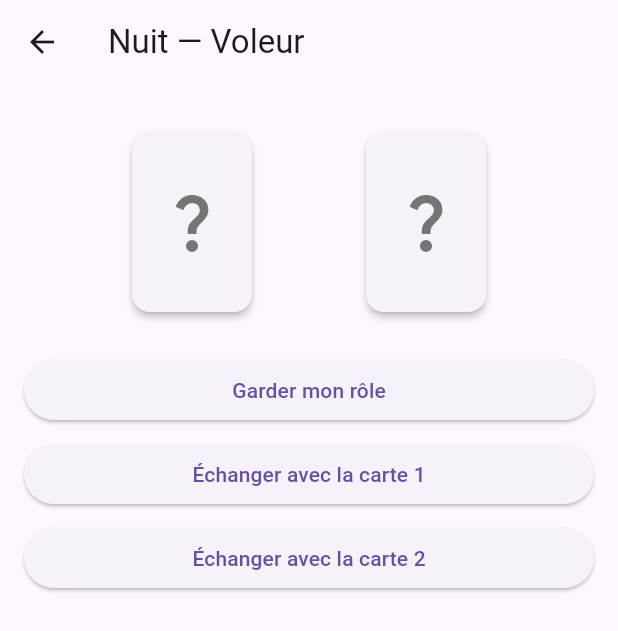
After one commit to tanador/loups_garous, a Flutter app: the ThiefView screen opened directly, on a phone screen of 412 x 824 dp. The commit adds this screen. Shown: the top 631 px of the screen. Run offline on Flutter 3.47's test engine with Material 3 defaults, Android fonts, the phone set to English and light mode, and no system bars; our stand-ins replace flutter_riverpod, shared_preferences, socket_io_client, vibration; missing offline and left inert: window_manager; accounts and stored records are empty.

Commit message:
feat: implement thief role UI

```diff
--- a/lib/main.dart
+++ b/lib/main.dart
@@ -31,6 +31,7 @@ import 'views/night_witch_screen.dart';
 import 'views/night_cupid_screen.dart';
 import 'views/night_lovers_screen.dart';
 import 'views/night/seer_view.dart';
+import 'views/night/thief.dart';
 import 'views/morning_screen.dart';
 import 'views/vote_screen.dart';
 import 'views/end_screen.dart';
@@ -182,6 +183,9 @@ class _HomeRouter extends ConsumerWidget {
     switch (phase) {
       case GamePhase.ROLES:
         return const RoleScreen();
+      case GamePhase.NIGHT_THIEF:
+        if (youRole == Role.THIEF) return const ThiefView();
+        return const SleepingPlaceholder(title: 'Nuit', subtitle: 'Fermez les yeux');
       case GamePhase.NIGHT_CUPID:
         if (youRole == Role.CUPID) return const NightCupidScreen();
         return const SleepingPlaceholder(title: 'Nuit', subtitle: 'Fermez les yeux');
--- a/lib/state/models.dart
+++ b/lib/state/models.dart
@@ -80,6 +80,8 @@ class GameModel {
 
   final WitchWake? witchWake;
   final List<Lite> hunterTargets;
+  // Rôles visibles au centre pour le voleur lorsqu'il se réveille.
+  final List<Role> thiefCenter;
   // Liste des joueurs vivants que la voyante peut sonder cette nuit.
   // Elle est envoyée par le serveur au moment du réveil.
   final List<Lite> seerTargets;
@@ -134,6 +136,7 @@ class GameModel {
     required this.confirmationsRemaining,
     required this.witchWake,
     required this.hunterTargets,
+    required this.thiefCenter,
     required this.seerTargets,
     required this.seerLog,
     required this.seerPending,
@@ -173,6 +176,7 @@ class GameModel {
         confirmationsRemaining: 0,
         witchWake: null,
         hunterTargets: [],
+        thiefCenter: [],
         seerTargets: [],
         seerLog: [],
         seerPending: null,
@@ -215,6 +219,7 @@ class GameModel {
     int? confirmationsRemaining,
     Object? witchWake = _unset,
     List<Lite>? hunterTargets,
+    List<Role>? thiefCenter,
     List<Lite>? seerTargets,
     List<(String playerId, Role role)>? seerLog,
     Object? seerPending = _unset,
@@ -254,6 +259,7 @@ class GameModel {
       confirmationsRemaining: confirmationsRemaining ?? this.confirmationsRemaining,
       witchWake: identical(witchWake, _unset) ? this.witchWake : witchWake as WitchWake?,
       hunterTargets: hunterTargets ?? this.hunterTargets,
+      thiefCenter: thiefCenter ?? this.thiefCenter,
       seerTargets: seerTargets ?? this.seerTargets,
       seerLog: seerLog ?? this.seerLog,
       seerPending: identical(seerPending, _unset) ? this.seerPending : seerPending as (String, Role)?,
--- /dev/null
+++ b/lib/views/night/thief.dart
@@ -0,0 +1,100 @@
+import 'package:flutter/material.dart';
+import 'package:flutter_riverpod/flutter_riverpod.dart';
+
+import '../../state/game_provider.dart';
+import '../../state/models.dart';
+import '../widgets/common.dart';
+
+/// Écran du Voleur pendant la phase de nuit.
+///
+/// Le voleur voit les deux rôles du centre et peut décider de
+/// conserver son rôle ou d'échanger avec l'une des cartes.
+class ThiefView extends ConsumerStatefulWidget {
+  const ThiefView({super.key});
+
+  @override
+  ConsumerState<ThiefView> createState() => _ThiefViewState();
+}
+
+class _ThiefViewState extends ConsumerState<ThiefView> {
+  bool _sent = false;
+
+  @override
+  Widget build(BuildContext context) {
+    final s = ref.watch(gameProvider);
+    final ctl = ref.read(gameProvider.notifier);
+    final center = s.thiefCenter;
+    final keepDisabled = center.length == 2 &&
+        center.every((r) => r == Role.WOLF);
+
+    return Scaffold(
+      appBar: AppBar(title: const Text('Nuit — Voleur')),
+      body: Padding(
+        padding: const EdgeInsets.all(16),
+        child: Column(
+          crossAxisAlignment: CrossAxisAlignment.stretch,
+          children: [
+            DeadlineChip(deadlineMs: s.deadlineMs),
+            const SizedBox(height: 12),
+            Row(
+              mainAxisAlignment: MainAxisAlignment.spaceEvenly,
+              children: const [
+                _FaceDownCard(),
+                _FaceDownCard(),
+              ],
+            ),
+            const SizedBox(height: 24),
+            ElevatedButton(
+              onPressed: !_sent && !keepDisabled
+                  ? () async {
+                      await ctl.thiefChoose('keep');
+                      if (mounted) setState(() => _sent = true);
+                    }
+                  : null,
+              child: const Text('Garder mon rôle'),
+            ),
+            const SizedBox(height: 8),
+            ElevatedButton(
+              onPressed: !_sent
+                  ? () async {
+                      await ctl.thiefChoose('swapIndex0');
+                      if (mounted) setState(() => _sent = true);
+                    }
+                  : null,
+              child: const Text('Échanger avec la carte 1'),
+            ),
+            const SizedBox(height: 8),
+            ElevatedButton(
+              onPressed: !_sent
+                  ? () async {
+                      await ctl.thiefChoose('swapIndex1');
+                      if (mounted) setState(() => _sent = true);
+                    }
+                  : null,
+              child: const Text('Échanger avec la carte 2'),
+            ),
+          ],
+        ),
+      ),
+    );
+  }
+}
+
+/// Représentation simple d'une carte face cachée.
+class _FaceDownCard extends StatelessWidget {
+  const _FaceDownCard();
+
+  @override
+  Widget build(BuildContext context) {
+    return Card(
+      elevation: 2,
+      child: SizedBox(
+        width: 80,
+        height: 120,
+        child: Center(
+          child: Icon(Icons.question_mark, size: 48, color: Colors.grey.shade600),
+        ),
+      ),
+    );
+  }
+}
```
Also changed, not shown: lib/state/game_provider.dart (+24 -0 lines).
